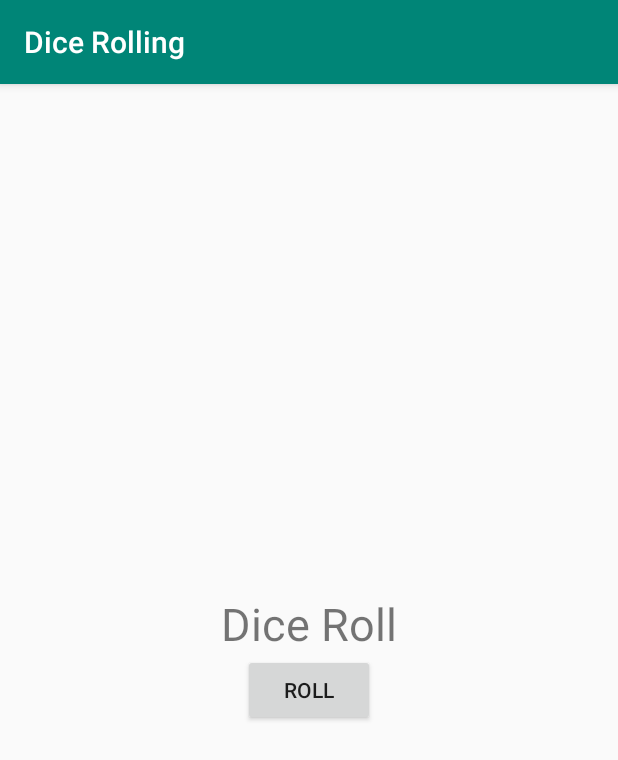
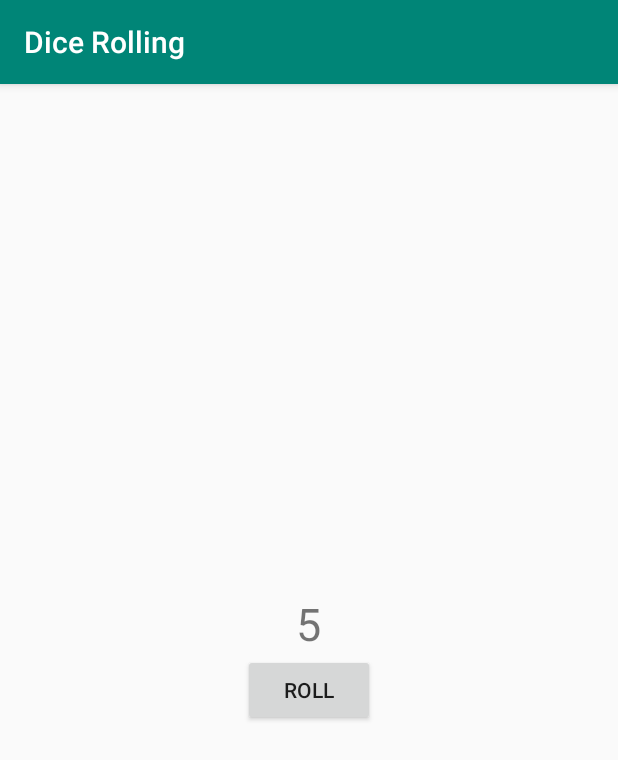
Before and after one commit to lrnzmd/Dice-Rolling, an Android app: the screen it shows after launch (MainActivity), after a tap on "ROLL", on a phone screen of 412 x 824 dp. Shown: the top 760 px of the screen. Run offline under Robolectric (Android 15) with nearby library versions, the phone set to English and light mode, and no system bars.

Commit message:
rabdom roll

```diff
--- a/app/src/main/java/com/example/dicerolling/MainActivity.kt
+++ b/app/src/main/java/com/example/dicerolling/MainActivity.kt
@@ -6,6 +6,7 @@ import android.widget.Button
 import android.widget.TextView
 import android.widget.Toast
 import kotlinx.android.synthetic.main.activity_main.*
+import java.util.*
 
 class MainActivity : AppCompatActivity() {
 
@@ -21,7 +22,10 @@ class MainActivity : AppCompatActivity() {
 
     private fun rollDice() {
         val resultText: TextView= findViewById(R.id.result_text)
-            resultText.text = "Dice Roll"
+
+        val randomInt = Random().nextInt(6)+1
+
+            resultText.text = randomInt.toString()
     }
 
 }
```
